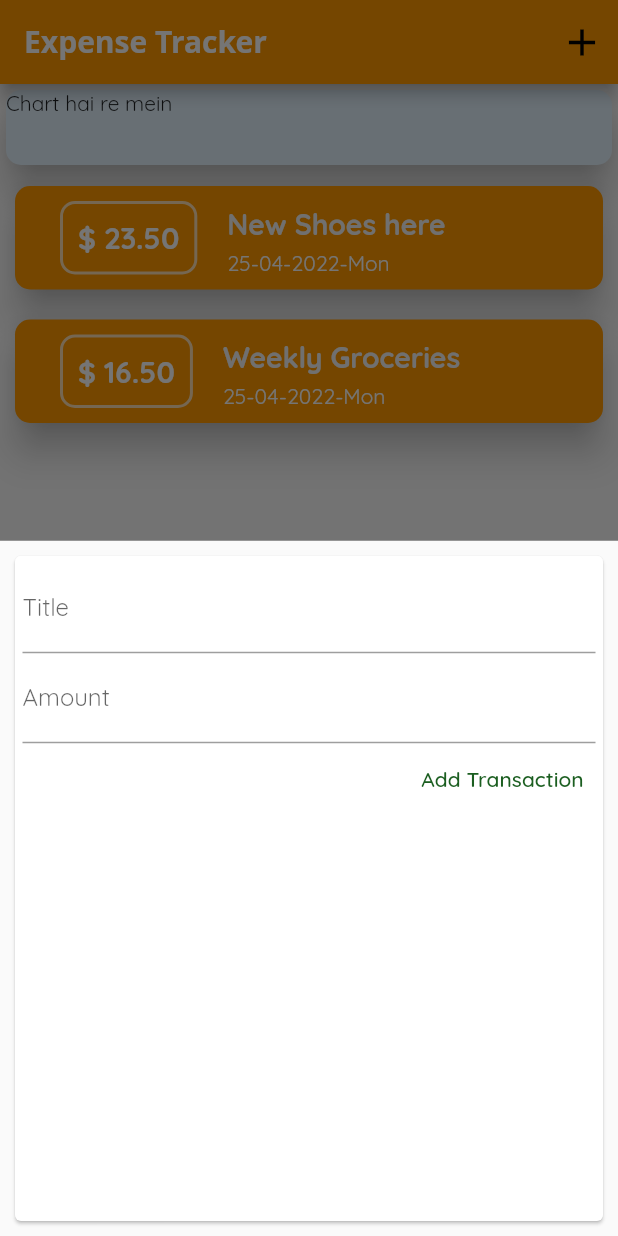
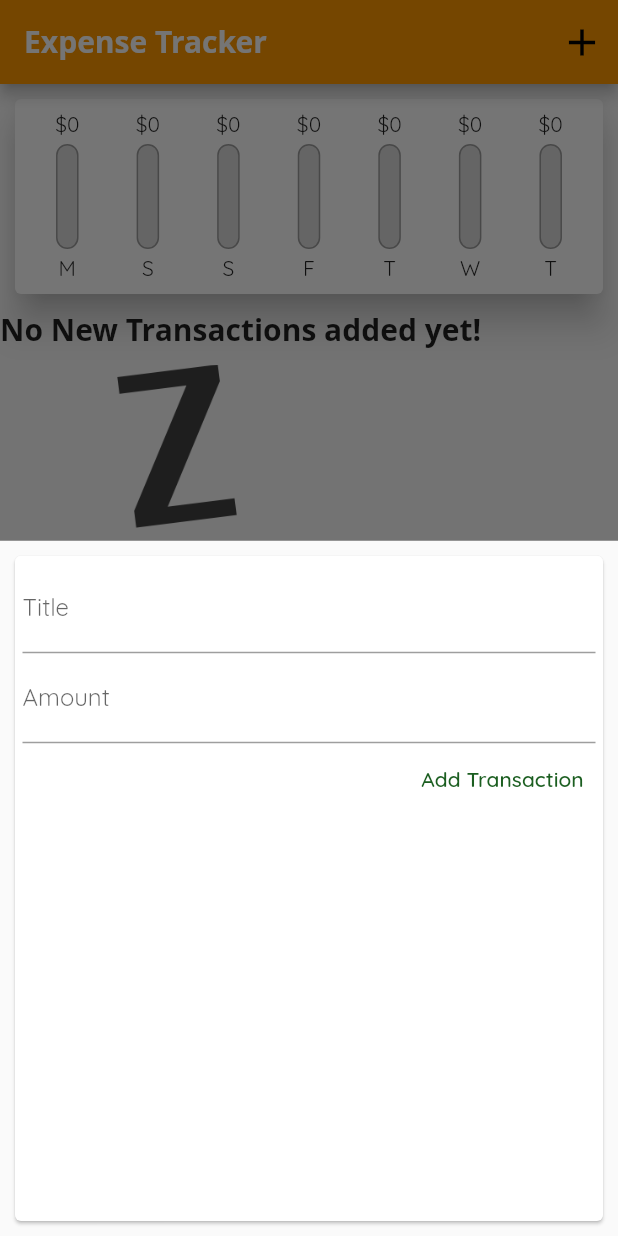
Before and after one commit to shaaz1000/price_tracker, a Flutter app: the screen it shows after launch, after a tap on the "add" icon, on a phone screen of 412 x 824 dp. Run offline on Flutter 3.47's test engine with Material 2 defaults, Android fonts, the phone set to English and light mode, and no system bars; Roboto replaces fonts that are missing (Open Sans).

Commit message:
bar chart added and fonts added

```diff
--- a/lib/main.dart
+++ b/lib/main.dart
@@ -2,6 +2,7 @@
 import './widgets/new_transaction.dart';
 import './models/transaction.dart';
 import './widgets/transaction_list.dart';
+import './widgets/chart.dart';
 
 void main() => runApp(const MyApp());
 
@@ -42,15 +43,17 @@
 }
 
 class _MyHomePageState extends State<MyHomePage> {
-  final List<Transaction> _userTransaction = [
-    Transaction(
-        amount: 23.50, title: "New Shoes here", id: "T1", date: DateTime.now()),
-    Transaction(
-        amount: 16.50,
-        title: "Weekly Groceries",
-        id: "T2",
-        date: DateTime.now()),
-  ];
+  final List<Transaction> _userTransaction = [];
+
+  List<Transaction> get _recentTransaction {
+    return _userTransaction.where((tx) {
+      return tx.date.isAfter(
+        DateTime.now().subtract(
+          const Duration(days: 7),
+        ),
+      );
+    }).toList();
+  }
 
   void _addNewTransaction(String title, double amount) {
     final newTx = Transaction(
@@ -92,18 +95,19 @@
           mainAxisAlignment: MainAxisAlignment.start,
           crossAxisAlignment: CrossAxisAlignment.start,
           children: <Widget>[
-            Card(
-              color: Colors.blue[50],
-              shape: RoundedRectangleBorder(
-                borderRadius: BorderRadius.circular(10),
-              ),
-              child: Container(
-                width: double.infinity,
-                height: 50,
-                child: const Text('Chart hai re mein'),
-              ),
-              elevation: 10,
-            ),
+            // Card(
+            //   color: Colors.blue[50],
+            //   shape: RoundedRectangleBorder(
+            //     borderRadius: BorderRadius.circular(10),
+            //   ),
+            //   child: Container(
+            //     width: double.infinity,
+            //     height: 50,
+            //     child: const Text('Chart hai re mein'),
+            //   ),
+            //   elevation: 10,
+            // ),
+            Chart(_recentTransaction),
             TransactionList(_userTransaction),
           ],
         ),
--- /dev/null
+++ b/lib/widgets/chart.dart
@@ -0,0 +1,61 @@
+import "package:flutter/material.dart";
+import "package:intl/intl.dart";
+import './chart_bar.dart';
+import '../models/transaction.dart';
+
+class Chart extends StatelessWidget {
+  final List<Transaction> recentTransactions;
+
+  Chart(this.recentTransactions);
+
+  List<Map<String, Object>> get groupedTransactionValues {
+    return List.generate(7, (index) {
+      final weekday = DateTime.now().subtract(Duration(days: index));
+
+      var totalSum = 0.0;
+
+      for (var i = 0; i < recentTransactions.length; i++) {
+        if (recentTransactions[i].date.day == weekday.day &&
+            recentTransactions[i].date.month == weekday.month &&
+            recentTransactions[i].date.year == weekday.year) {
+          totalSum += recentTransactions[i].amount;
+        }
+      }
+      return {
+        'day': DateFormat.E().format(weekday).substring(0, 1),
+        'amount': totalSum
+      };
+    });
+  }
+
+  double get totalSpending {
+    // fold allow to change a child to other form with certain logic
+//0.0  is start value
+    return groupedTransactionValues.fold(0.0, (sum, item) {
+      return sum + (item['amount'] as num);
+    });
+  }
+
+  @override
+  Widget build(BuildContext context) {
+    return Card(
+        elevation: 10,
+        margin: EdgeInsets.all(10),
+        child: Padding(
+          padding: const EdgeInsets.all(8.0),
+          child: Row(
+              mainAxisAlignment: MainAxisAlignment.spaceAround,
+              children: groupedTransactionValues.map((data) {
+                return Flexible(
+                  fit: FlexFit.tight,
+                  child: ChartBar(
+                      (data['day'] as String),
+                      (data['amount'] as double),
+                      totalSpending == 0.0
+                          ? 0.0
+                          : (data['amount'] as double) / totalSpending),
+                );
+              }).toList()),
+        ));
+  }
+}
--- /dev/null
+++ b/lib/widgets/chart_bar.dart
@@ -0,0 +1,46 @@
+import "package:flutter/material.dart";
+
+class ChartBar extends StatelessWidget {
+  final String label;
+  final double spendingAmount;
+  final double spendingPctOfTotal;
+
+  ChartBar(this.label, this.spendingAmount, this.spendingPctOfTotal);
+
+  @override
+  Widget build(BuildContext context) {
+    return Column(
+      mainAxisAlignment: MainAxisAlignment.spaceEvenly,
+      children: <Widget>[
+        FittedBox(child: Text('\$${spendingAmount.toStringAsFixed(0)}')),
+        const SizedBox(
+          height: 4,
+        ),
+        Container(
+          height: 70,
+          width: 15,
+          child: Stack(
+            children: <Widget>[
+              Container(
+                decoration: BoxDecoration(
+                    border: Border.all(color: Colors.grey, width: 1.0),
+                    color: const Color.fromRGBO(220, 220, 220, 1),
+                    borderRadius: BorderRadius.circular(10)),
+              ),
+              FractionallySizedBox(
+                heightFactor: spendingPctOfTotal,
+                child: Container(
+                  decoration: BoxDecoration(
+                      color: Theme.of(context).primaryColor,
+                      borderRadius: BorderRadius.circular(10)),
+                ),
+              )
+            ],
+          ), // stack widget allows to place widgets on top of each other,
+        ),
+        const SizedBox(height: 4),
+        Text(label),
+      ],
+    );
+  }
+}
--- a/lib/widgets/transaction_list.dart
+++ b/lib/widgets/transaction_list.dart
@@ -11,7 +11,23 @@
   Widget build(BuildContext context) {
     return Container(
       height: 500,
-      child: ListView.builder(
+      child: transactions.isEmpty
+          ? Column(
+              children: <Widget>[
+                Text(
+                  "No New Transactions added yet!",
+                  style: Theme.of(context).appBarTheme.titleTextStyle,
+                ),
+                SizedBox(height: 10),
+                Container(
+                    height: 400,
+                    child: Image.asset(
+                      'assets/image/waiting.png',
+                      fit: BoxFit.cover,
+                    ))
+              ],
+            )
+          : ListView.builder(
               // itemBuilder is a must have
               itemBuilder: (ctx, index) {
 // provides 2 argument ctx and index
@@ -21,15 +37,18 @@
                     borderRadius: BorderRadius.circular(10),
                   ),
                   elevation: 10,
-            margin: const EdgeInsets.symmetric(vertical: 10, horizontal: 10),
+                  margin:
+                      const EdgeInsets.symmetric(vertical: 10, horizontal: 10),
                   child: Row(children: <Widget>[
                     Container(
                       padding: const EdgeInsets.all(10),
                       decoration: BoxDecoration(
                           borderRadius: const BorderRadius.horizontal(
-                        left: Radius.circular(10), right: Radius.circular(10)),
+                              left: Radius.circular(10),
+                              right: Radius.circular(10)),
                           border: Border.all(
-                        color: Theme.of(context).primaryColorLight, width: 2)),
+                              color: Theme.of(context).primaryColorLight,
+                              width: 2)),
                       margin: const EdgeInsets.only(
                           bottom: 10, top: 10, right: 20, left: 30),
                       child: Text(
@@ -46,10 +65,8 @@
                         Padding(
                           padding: const EdgeInsets.symmetric(vertical: 5),
                           child: Text(transactions[index].title,
-                        style: TextStyle(
-                            color: Theme.of(context).selectedRowColor,
-                            fontSize: 19,
-                            fontWeight: FontWeight.bold)),
+                              style:
+                                  Theme.of(context).appBarTheme.titleTextStyle),
                         ),
                         Text(
                           DateFormat('dd-MM-yyyy-EE')
@@ -58,7 +75,11 @@
                               color: Theme.of(context).secondaryHeaderColor),
                         ),
                       ],
-              )
+                    ),
+                    Container(
+                        margin: const EdgeInsets.only(left: 60),
+                        child: IconButton(
+                            onPressed: () {}, icon: const Icon(Icons.delete)))
                   ]),
                 );
               },
--- a/pubspec.yaml
+++ b/pubspec.yaml
@@ -57,9 +57,8 @@
   uses-material-design: true
 
   # To add assets to your application, add an assets section, like this:
-  # assets:
-  #   - images/a_dot_burr.jpeg
-  #   - images/a_dot_ham.jpeg
+  assets:
+    - assets/image/waiting.png
 
   # An image asset can refer to one or more resolution-specific "variants", see
   # https://flutter.dev/assets-and-images/#resolution-aware.
```
Also changed, not shown: assets/image/waiting.png (added). Lines whose indentation alone changed are shown as unchanged.
